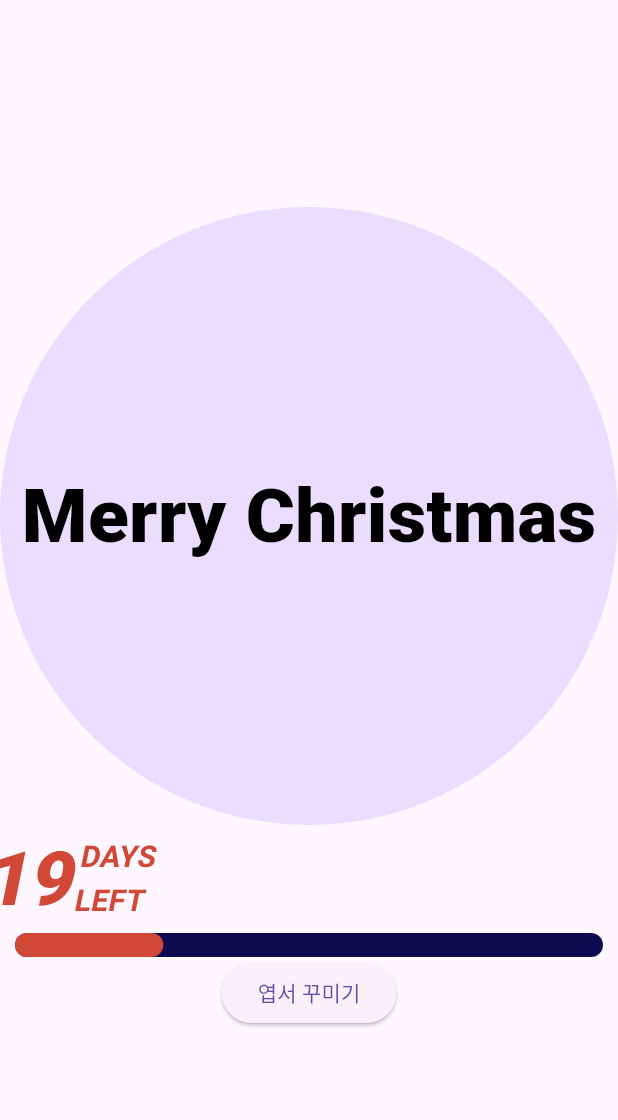
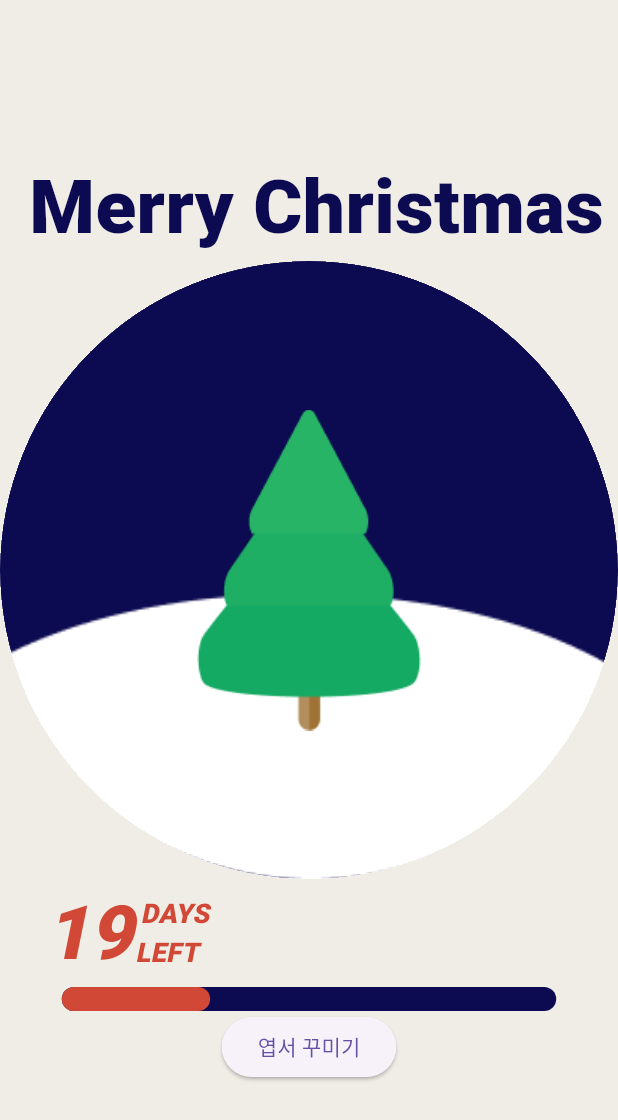
Before and after one commit to Ko-Eunseo/christmas_postacrd, a Flutter app: the MyPage screen opened directly, on a phone screen of 412 x 824 dp. Shown: the top 1120 px of the screen. Run offline on Flutter 3.47's test engine with Material 3 defaults, Android fonts, the phone set to English and light mode, and no system bars; our stand-ins replace cloud_firestore, firebase_auth, firebase_core, firebase_storage, google_sign_in, state_notifier; missing offline and left inert: flutter_state_notifier; accounts and stored records are empty; Roboto replaces fonts that are missing (Pretendard).

Commit message:
ui: 마이페이지 기본화면 세팅 #4

```diff
--- a/lib/view/pages/my_page.dart
+++ b/lib/view/pages/my_page.dart
@@ -1,9 +1,9 @@
 import 'package:christmas_postcard/model/user_model.dart';
 import 'package:christmas_postcard/providers/user/user_state.dart';
 import 'package:christmas_postcard/styles/app_color_styles.dart';
-import 'package:christmas_postcard/styles/app_font_styles.dart';
-import 'package:christmas_postcard/util/calculate_d_day.dart';
-import 'package:christmas_postcard/view/widgets/headline.dart';
+import 'package:christmas_postcard/view/pages/edit_tree_page.dart';
+import 'package:christmas_postcard/view/widgets/base_tree.dart';
+import 'package:christmas_postcard/view/widgets/progress_bar.dart';
 import 'package:flutter/material.dart';
 import 'package:provider/provider.dart';
 
@@ -18,77 +18,26 @@ class _MyPageState extends State<MyPage> {
   @override
   Widget build(BuildContext context) {
     UserModel curUser = context.read<UserState>().userModel;
-    double progress = 1 - (calculateDday('12/25') / 25);
 
     return Scaffold(
+      backgroundColor: AppColors.background,
       body: Center(
         child: Column(
           mainAxisAlignment: MainAxisAlignment.center,
           children: [
-            Stack(
-              alignment: Alignment.center,
-              children: [
-                CircleAvatar(
-                  radius: MediaQuery.of(context).size.height * 0.25,
-                ),
-                const Headline(),
-              ],
-            ),
-            Transform(
-              transform: Matrix4.skewX(-0.2),
-              child: Row(
-                children: [
-                  Text(
-                    calculateDday(
-                      '12/25',
-                    ).toString(),
-                    style: AppTextStyles.headline50(
-                      color: AppColors.redColor,
-                    ),
+            //circle
+            const BaseTree(),
+            const ProgressBar(),
+            ElevatedButton(
+              onPressed: () {
+                Navigator.pushAndRemoveUntil(
+                  context,
+                  MaterialPageRoute(
+                    builder: (context) => const EditTreePage(),
                   ),
-                  Column(
-                    children: [
-                      Text(
-                        'DAYS',
-                        style: AppTextStyles.header20B(
-                          color: AppColors.redColor,
-                        ),
-                      ),
-                      Text(
-                        'LEFT',
-                        style: AppTextStyles.header20B(
-                          color: AppColors.redColor,
-                        ),
-                      ),
-                    ],
-                  ),
-                ],
-              ),
-            ),
-            Padding(
-              padding: const EdgeInsets.only(right: 10, left: 10),
-              child: Stack(
-                children: [
-                  Container(
-                    height: 16,
-                    decoration: BoxDecoration(
-                      color: AppColors.blueColor,
-                      borderRadius: BorderRadius.circular(10),
-                    ),
-                  ),
-                  Container(
-                    width: MediaQuery.of(context).size.width * progress,
-                    height: 16,
-                    decoration: BoxDecoration(
-                      color: AppColors.redColor,
-                      borderRadius: BorderRadius.circular(10),
-                    ),
-                  ),
-                ],
-              ),
-            ),
-            ElevatedButton(
-              onPressed: () {},
+                  (route) => route.isFirst,
+                );
+              },
               child: const Text(
                 '엽서 꾸미기',
               ),
--- /dev/null
+++ b/lib/view/widgets/base_tree.dart
@@ -0,0 +1,58 @@
+import 'package:christmas_postcard/styles/app_color_styles.dart';
+import 'package:christmas_postcard/view/widgets/headline.dart';
+import 'package:flutter/material.dart';
+
+class BaseTree extends StatelessWidget {
+  const BaseTree({
+    super.key,
+    this.backgroundColor,
+  });
+  final Color? backgroundColor;
+
+  @override
+  Widget build(BuildContext context) {
+    return Column(
+      mainAxisAlignment: MainAxisAlignment.center,
+      children: [
+        const Padding(
+          padding: EdgeInsets.only(left: 10.0),
+          child: Headline(
+            textColor: AppColors.blueColor,
+          ),
+        ),
+        Container(
+          decoration: const BoxDecoration(
+            shape: BoxShape.circle,
+          ),
+          clipBehavior: Clip.hardEdge,
+          child: Stack(
+            children: [
+              CircleAvatar(
+                radius: MediaQuery.of(context).size.height * 0.25,
+                backgroundColor: backgroundColor ?? AppColors.blueColor,
+              ),
+              Positioned(
+                left: 0,
+                right: 0,
+                bottom: 0,
+                child: Image.asset(
+                  'assets/etc/snow_ground.png',
+                  fit: BoxFit.cover,
+                ),
+              ),
+              Positioned(
+                left: 0,
+                right: 0,
+                top: 0,
+                bottom: 0,
+                child: Image.asset(
+                  'assets/trees/tree.png',
+                ),
+              ),
+            ],
+          ),
+        ),
+      ],
+    );
+  }
+}
--- a/lib/view/widgets/headline.dart
+++ b/lib/view/widgets/headline.dart
@@ -2,13 +2,20 @@ import 'package:christmas_postcard/styles/app_font_styles.dart';
 import 'package:flutter/material.dart';
 
 class Headline extends StatelessWidget {
-  const Headline({super.key});
+  final String text;
+  final Color textColor;
+
+  const Headline({
+    Key? key,
+    this.text = 'Merry Christmas',
+    required this.textColor,
+  }) : super(key: key);
 
   @override
   Widget build(BuildContext context) {
     return Text(
-      'Merry Christmas',
-      style: AppTextStyles.headline50(),
+      text,
+      style: AppTextStyles.headline50(color: textColor),
     );
   }
 }
--- /dev/null
+++ b/lib/view/widgets/progress_bar.dart
@@ -0,0 +1,81 @@
+import 'package:christmas_postcard/styles/app_color_styles.dart';
+import 'package:christmas_postcard/styles/app_font_styles.dart';
+import 'package:christmas_postcard/util/calculate_d_day.dart';
+import 'package:flutter/material.dart';
+
+class ProgressBar extends StatelessWidget {
+  const ProgressBar({super.key});
+
+  @override
+  Widget build(BuildContext context) {
+    double barPadding = MediaQuery.of(context).size.width * 0.1;
+    double progress = 1 - (calculateDday('12/25') / 25);
+
+    return Column(
+      children: [
+        //progress text
+        Padding(
+          padding: EdgeInsets.only(left: barPadding),
+          child: Transform(
+            transform: Matrix4.skewX(-0.2),
+            child: Row(
+              children: [
+                Text(
+                  calculateDday(
+                    '12/25',
+                  ).toString(),
+                  style: AppTextStyles.headline50(
+                    color: AppColors.redColor,
+                  ),
+                ),
+                Column(
+                  children: [
+                    Text(
+                      'DAYS',
+                      style: AppTextStyles.black.copyWith(
+                        fontSize: 18,
+                        color: AppColors.redColor,
+                      ),
+                    ),
+                    Text(
+                      'LEFT',
+                      style: AppTextStyles.black.copyWith(
+                        fontSize: 18,
+                        color: AppColors.redColor,
+                      ),
+                    ),
+                  ],
+                ),
+              ],
+            ),
+          ),
+        ),
+        //progress bar
+        Padding(
+          padding: EdgeInsets.symmetric(
+            horizontal: barPadding,
+          ),
+          child: Stack(
+            children: [
+              Container(
+                height: 16,
+                decoration: BoxDecoration(
+                  color: AppColors.blueColor,
+                  borderRadius: BorderRadius.circular(10),
+                ),
+              ),
+              Container(
+                width: MediaQuery.of(context).size.width * progress,
+                height: 16,
+                decoration: BoxDecoration(
+                  color: AppColors.redColor,
+                  borderRadius: BorderRadius.circular(10),
+                ),
+              ),
+            ],
+          ),
+        ),
+      ],
+    );
+  }
+}
```
